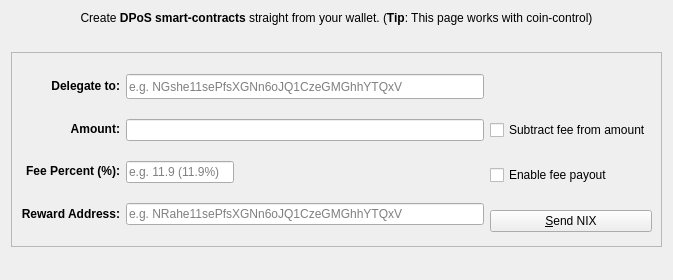
koifinance/NixCore, file src/qt/forms/delegatedstaking.ui: the form before one commit.
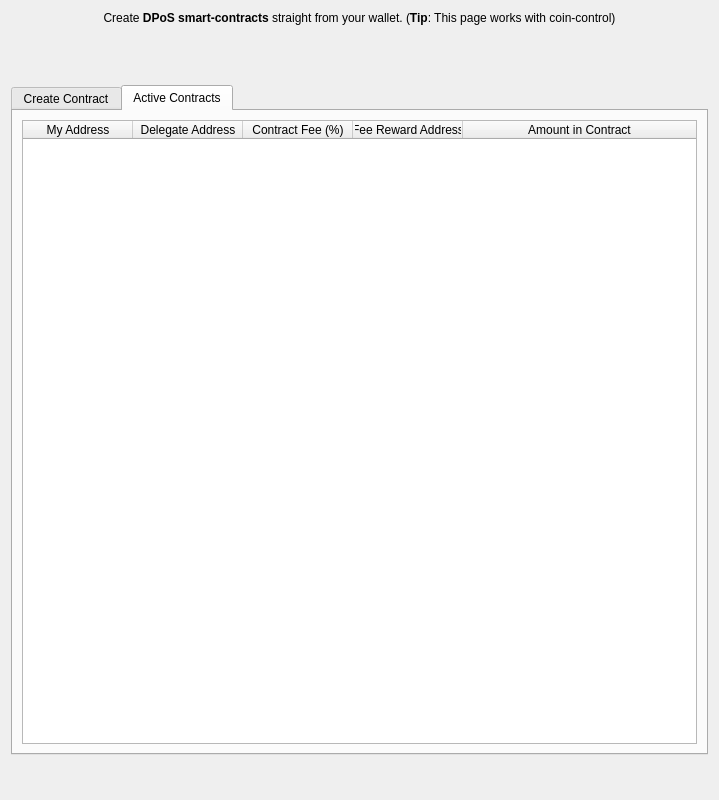
The form after the commit. The open tabs and pages were chosen to show the change. Custom widgets are drawn as their Qt base class.

Commit message: Contract management

Patch:
```diff
--- a/src/qt/forms/delegatedstaking.ui
+++ b/src/qt/forms/delegatedstaking.ui
@@ -6,11 +6,17 @@
    <rect>
     <x>0</x>
     <y>0</y>
-    <width>673</width>
-    <height>280</height>
+    <width>719</width>
+    <height>800</height>
    </rect>
   </property>
   <layout class="QVBoxLayout" name="verticalLayout">
+   <property name="spacing">
+    <number>60</number>
+   </property>
+   <property name="bottomMargin">
+    <number>45</number>
+   </property>
    <item>
     <widget class="QLabel" name="labelExplanation">
      <property name="text">
@@ -28,18 +34,15 @@
     </widget>
    </item>
    <item>
-    <spacer name="verticalSpacer_2">
-     <property name="orientation">
-      <enum>Qt::Vertical</enum>
+    <widget class="QTabWidget" name="tabWidget">
+     <property name="currentIndex">
+      <number>0</number>
      </property>
-     <property name="sizeHint" stdset="0">
-      <size>
-       <width>20</width>
-       <height>40</height>
-      </size>
-     </property>
-    </spacer>
-   </item>
+     <widget class="QWidget" name="tab">
+      <attribute name="title">
+       <string>Create Contract</string>
+      </attribute>
+      <layout class="QVBoxLayout" name="verticalLayout_2">
    <item>
     <widget class="QFrame" name="frame">
      <property name="frameShape">
@@ -186,7 +189,14 @@
            </widget>
           </item>
           <item>
-           <widget class="BitcoinAmountField" name="payAmount"/>
+               <widget class="BitcoinAmountField" name="payAmount">
+                <property name="minimumSize">
+                 <size>
+                  <width>0</width>
+                  <height>25</height>
+                 </size>
+                </property>
+               </widget>
           </item>
           <item>
            <widget class="QLineEdit" name="feePercent">
@@ -196,6 +206,12 @@
               <verstretch>0</verstretch>
              </sizepolicy>
             </property>
+                <property name="minimumSize">
+                 <size>
+                  <width>0</width>
+                  <height>25</height>
+                 </size>
+                </property>
             <property name="placeholderText">
              <string>e.g. 11.9 (11.9%)</string>
             </property>
@@ -203,6 +219,12 @@
           </item>
           <item>
            <widget class="QLineEdit" name="rewardTo">
+                <property name="minimumSize">
+                 <size>
+                  <width>0</width>
+                  <height>25</height>
+                 </size>
+                </property>
             <property name="placeholderText">
              <string>e.g. NRahe11sePfsXGNn6oJQ1CzeGMGhhYTQxV</string>
             </property>
@@ -216,7 +238,7 @@
            <number>20</number>
           </property>
           <property name="topMargin">
-           <number>12</number>
+               <number>6</number>
           </property>
           <property name="rightMargin">
            <number>0</number>
@@ -289,6 +311,64 @@
       </size>
      </property>
     </spacer>
+       </item>
+      </layout>
+     </widget>
+     <widget class="QWidget" name="tab_2">
+      <attribute name="title">
+       <string>Active Contracts</string>
+      </attribute>
+      <layout class="QHBoxLayout" name="horizontalLayout_3">
+       <item>
+        <widget class="QTableWidget" name="activeContractsView">
+         <property name="editTriggers">
+          <set>QAbstractItemView::NoEditTriggers</set>
+         </property>
+         <property name="selectionMode">
+          <enum>QAbstractItemView::SingleSelection</enum>
+         </property>
+         <attribute name="horizontalHeaderDefaultSectionSize">
+          <number>110</number>
+         </attribute>
+         <attribute name="horizontalHeaderHighlightSections">
+          <bool>false</bool>
+         </attribute>
+         <attribute name="horizontalHeaderMinimumSectionSize">
+          <number>25</number>
+         </attribute>
+         <attribute name="horizontalHeaderStretchLastSection">
+          <bool>true</bool>
+         </attribute>
+         <column>
+          <property name="text">
+           <string>My Address</string>
+          </property>
+         </column>
+         <column>
+          <property name="text">
+           <string>Delegate Address</string>
+          </property>
+         </column>
+         <column>
+          <property name="text">
+           <string>Contract Fee (%)</string>
+          </property>
+         </column>
+         <column>
+          <property name="text">
+           <string>Fee Reward Address</string>
+          </property>
+         </column>
+         <column>
+          <property name="text">
+           <string>Amount in Contract</string>
+          </property>
+         </column>
+        </widget>
+       </item>
+      </layout>
+     </widget>
+    </widget>
    </item>
   </layout>
  </widget>
```
Left out of the diff: 16 changed lines with no effect on the pictures. Lines whose indentation alone changed are shown as unchanged. The commit also changes 4 other files.
